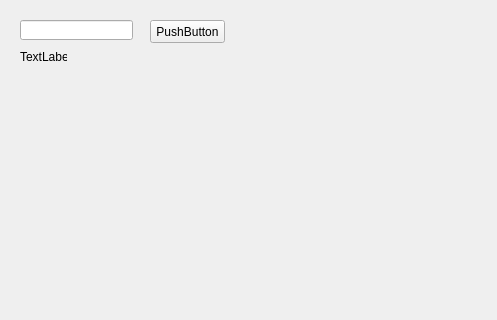
Old version of the form mainWindow.ui in the repository Roo-M/PythonYmparisto; both pictures show x 0 to 497 and y 0 to 320 of the 800 by 600 pixel window.
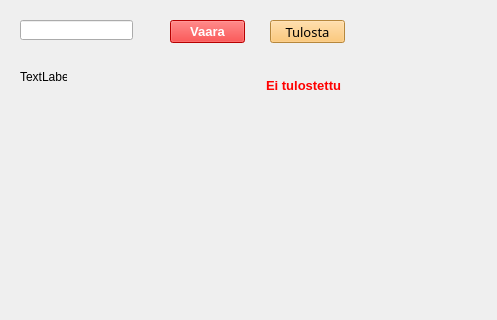
New version of the form.

Diff of the .ui file:
```diff
--- a/mainWindow.ui
+++ b/mainWindow.ui
@@ -28,7 +28,7 @@
     <property name="geometry">
      <rect>
       <x>20</x>
-      <y>50</y>
+      <y>70</y>
       <width>47</width>
       <height>13</height>
      </rect>
@@ -40,14 +40,72 @@
    <widget class="QPushButton" name="pushButton">
     <property name="geometry">
      <rect>
-      <x>150</x>
+      <x>170</x>
       <y>20</y>
       <width>75</width>
       <height>23</height>
      </rect>
     </property>
+    <property name="font">
+     <font>
+      <pointsize>10</pointsize>
+      <weight>75</weight>
+      <bold>true</bold>
+     </font>
+    </property>
+    <property name="styleSheet">
+     <string notr="true">background-color: rgb(255, 0, 0);
+color: rgb(255, 255, 255);</string>
+    </property>
     <property name="text">
-     <string>PushButton</string>
+     <string>Vaara</string>
+    </property>
+   </widget>
+   <widget class="QPushButton" name="tulostaPushButton">
+    <property name="geometry">
+     <rect>
+      <x>270</x>
+      <y>20</y>
+      <width>75</width>
+      <height>23</height>
+     </rect>
+    </property>
+    <property name="font">
+     <font>
+      <family>MV Boli</family>
+      <pointsize>10</pointsize>
+      <weight>50</weight>
+      <bold>false</bold>
+     </font>
+    </property>
+    <property name="styleSheet">
+     <string notr="true">background-color: rgb(255, 189, 84);</string>
+    </property>
+    <property name="text">
+     <string>Tulosta</string>
+    </property>
+   </widget>
+   <widget class="QLabel" name="tulostettuLabel">
+    <property name="geometry">
+     <rect>
+      <x>266</x>
+      <y>70</y>
+      <width>91</width>
+      <height>31</height>
+     </rect>
+    </property>
+    <property name="font">
+     <font>
+      <pointsize>10</pointsize>
+      <weight>75</weight>
+      <bold>true</bold>
+     </font>
+    </property>
+    <property name="styleSheet">
+     <string notr="true">color: rgb(255, 0, 0);</string>
+    </property>
+    <property name="text">
+     <string>Ei tulostettu</string>
     </property>
    </widget>
   </widget>
```
Left out of the diff: 21 changed lines with no effect on the pictures.
